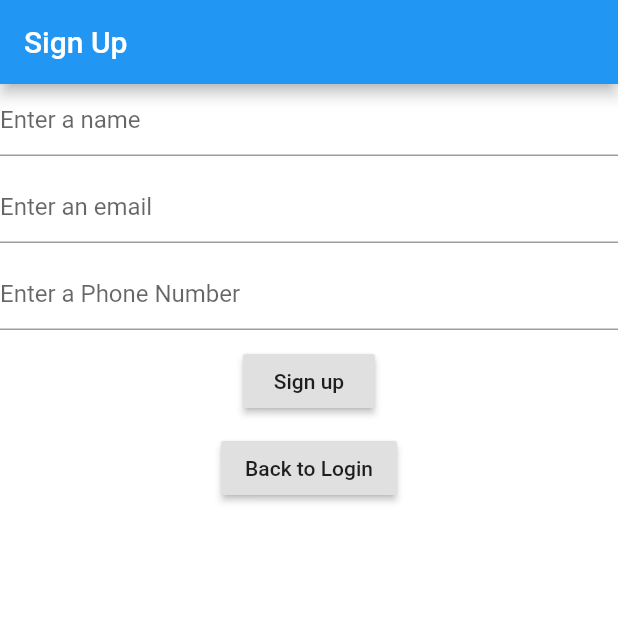
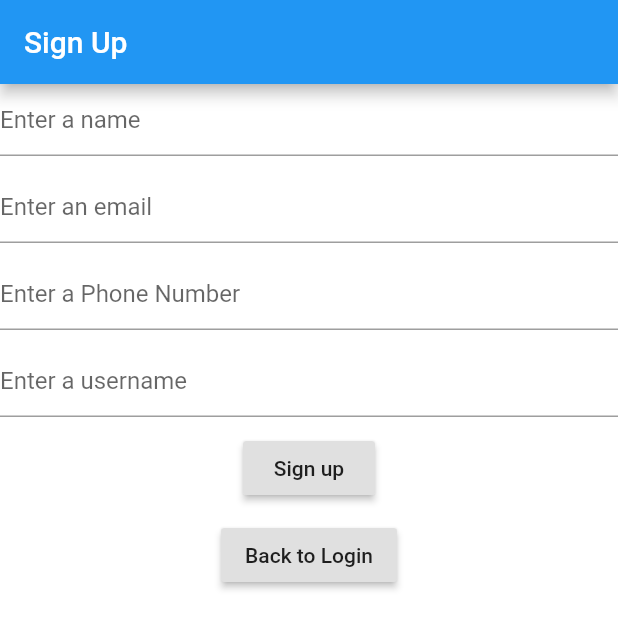
Before and after one commit to 7ananthan/Login-and-Reg-App-Flutter, a Flutter app: the screen it shows after launch, after a tap on "Sign Up", on a phone screen of 412 x 824 dp. Shown: the top 629 px of the screen. Run offline on Flutter 3.47's test engine with Material 2 defaults, Android fonts, the phone set to English and light mode, and no system bars.

Commit message:
Usermane field in signup

```diff
--- a/lib/view/register.dart
+++ b/lib/view/register.dart
@@ -32,6 +32,12 @@ class Register extends StatelessWidget {
                 ),
               ),
               SizedBox(height: 10.0,),
+            TextField(
+              decoration: InputDecoration(
+                hintText: "Enter a username"
+              ),
+            ),
+            SizedBox(height: 10.0,),
             RaisedButton(
             child: Text("Sign up"),
             onPressed: (){},
```
